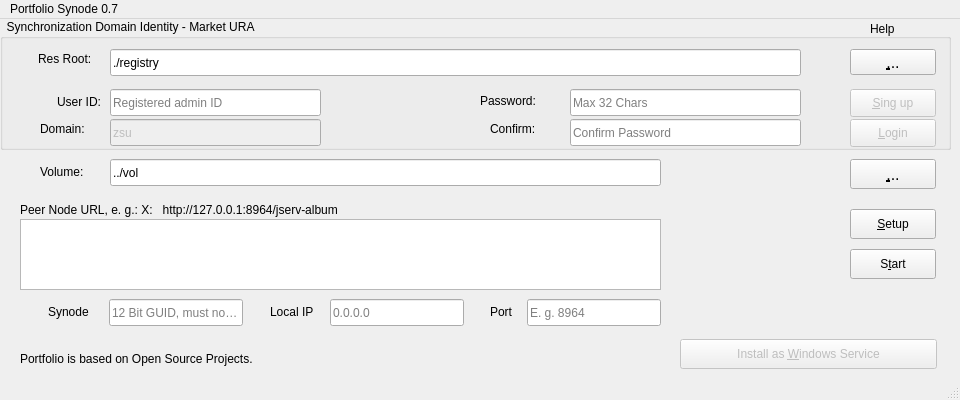
Above: synode.py/src/synodepy3/form.ui from odys-z/semantic-jserv before the change. Below: the same form after it.
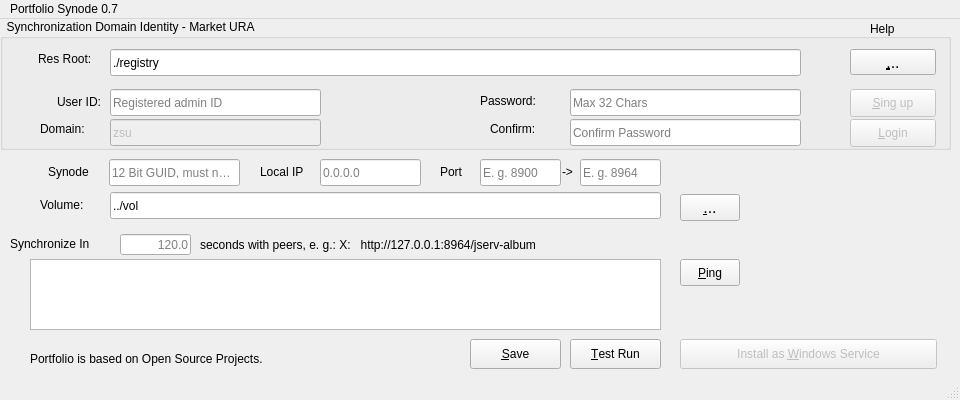
That is the form after the change. Icons and pictures are not drawn.

```diff
--- a/synode.py/src/synodepy3/form.ui
+++ b/synode.py/src/synodepy3/form.ui
@@ -29,9 +29,9 @@
    <widget class="QTextEdit" name="jservLines">
     <property name="geometry">
      <rect>
-      <x>20</x>
-      <y>200</y>
-      <width>641</width>
+      <x>30</x>
+      <y>240</y>
+      <width>631</width>
       <height>71</height>
      </rect>
     </property>
@@ -45,9 +45,9 @@
    <widget class="QLabel" name="lbJservs">
     <property name="geometry">
      <rect>
-      <x>20</x>
-      <y>180</y>
-      <width>471</width>
+      <x>200</x>
+      <y>215</y>
+      <width>461</width>
       <height>21</height>
      </rect>
     </property>
@@ -55,14 +55,14 @@
      <cursorShape>IBeamCursor</cursorShape>
     </property>
     <property name="text">
-     <string>Peer Node URL, e. g.: X:   http://127.0.0.1:8964/jserv-album</string>
+     <string>seconds with peers, e. g.: X:   http://127.0.0.1:8964/jserv-album</string>
     </property>
    </widget>
    <widget class="QLineEdit" name="txtVolpath">
     <property name="geometry">
      <rect>
       <x>110</x>
-      <y>140</y>
+      <y>173</y>
       <width>551</width>
       <height>27</height>
      </rect>
@@ -80,10 +80,10 @@
    <widget class="QPushButton" name="bVolpath">
     <property name="geometry">
      <rect>
-      <x>850</x>
-      <y>140</y>
-      <width>86</width>
-      <height>30</height>
+      <x>680</x>
+      <y>175</y>
+      <width>60</width>
+      <height>27</height>
      </rect>
     </property>
     <property name="font">
@@ -111,7 +111,7 @@
     <property name="geometry">
      <rect>
       <x>40</x>
-      <y>143</y>
+      <y>176</y>
       <width>69</width>
       <height>19</height>
      </rect>
@@ -124,7 +124,7 @@
     <property name="geometry">
      <rect>
       <x>48</x>
-      <y>283</y>
+      <y>143</y>
       <width>61</width>
       <height>20</height>
      </rect>
@@ -137,8 +137,8 @@
     <property name="geometry">
      <rect>
       <x>109</x>
-      <y>280</y>
-      <width>134</width>
+      <y>140</y>
+      <width>131</width>
       <height>27</height>
      </rect>
     </property>
@@ -158,9 +158,9 @@
    <widget class="QLineEdit" name="txtIP">
     <property name="geometry">
      <rect>
-      <x>330</x>
-      <y>280</y>
-      <width>134</width>
+      <x>320</x>
+      <y>140</y>
+      <width>101</width>
       <height>27</height>
      </rect>
     </property>
@@ -180,8 +180,8 @@
    <widget class="QLabel" name="lbIP">
     <property name="geometry">
      <rect>
-      <x>270</x>
-      <y>283</y>
+      <x>260</x>
+      <y>143</y>
       <width>69</width>
       <height>19</height>
      </rect>
@@ -193,8 +193,8 @@
    <widget class="QLabel" name="lbPort">
     <property name="geometry">
      <rect>
-      <x>490</x>
-      <y>283</y>
+      <x>440</x>
+      <y>143</y>
       <width>41</width>
       <height>20</height>
      </rect>
@@ -206,9 +206,9 @@
    <widget class="QLineEdit" name="txtPort">
     <property name="geometry">
      <rect>
-      <x>527</x>
-      <y>280</y>
-      <width>134</width>
+      <x>580</x>
+      <y>140</y>
+      <width>81</width>
       <height>27</height>
      </rect>
     </property>
@@ -512,10 +512,10 @@
    <widget class="QLabel" name="lbQr">
     <property name="geometry">
      <rect>
-      <x>663</x>
-      <y>132</y>
-      <width>186</width>
-      <height>186</height>
+      <x>764</x>
+      <y>141</y>
+      <width>170</width>
+      <height>170</height>
      </rect>
     </property>
     <property name="maximumSize">
@@ -534,14 +534,14 @@
    <widget class="QPushButton" name="bValidate">
     <property name="geometry">
      <rect>
-      <x>850</x>
-      <y>230</y>
-      <width>86</width>
+      <x>570</x>
+      <y>320</y>
+      <width>91</width>
       <height>30</height>
      </rect>
     </property>
     <property name="text">
-     <string extracomment="Test">S&amp;tart</string>
+     <string extracomment="Test">&amp;Test Run</string>
     </property>
     <property name="shortcut">
      <string>Ctrl+T</string>
@@ -572,14 +572,14 @@
     </property>
     <property name="geometry">
      <rect>
-      <x>850</x>
-      <y>190</y>
-      <width>86</width>
+      <x>470</x>
+      <y>320</y>
+      <width>91</width>
       <height>30</height>
      </rect>
     </property>
     <property name="text">
-     <string extracomment="Test">&amp;Setup</string>
+     <string extracomment="Test">&amp;Save</string>
     </property>
     <property name="shortcut">
      <string>Ctrl+T</string>
@@ -588,9 +588,9 @@
    <widget class="QLabel" name="lblink">
     <property name="geometry">
      <rect>
-      <x>20</x>
+      <x>30</x>
       <y>330</y>
-      <width>381</width>
+      <width>371</width>
       <height>20</height>
      </rect>
     </property>
@@ -601,6 +601,98 @@
      <bool>true</bool>
     </property>
    </widget>
+   <widget class="QLabel" name="lbIneach">
+    <property name="geometry">
+     <rect>
+      <x>10</x>
+      <y>215</y>
+      <width>111</width>
+      <height>19</height>
+     </rect>
+    </property>
+    <property name="text">
+     <string>Synchronize In</string>
+    </property>
+   </widget>
+   <widget class="QLineEdit" name="txtSyncIns">
+    <property name="geometry">
+     <rect>
+      <x>120</x>
+      <y>215</y>
+      <width>71</width>
+      <height>21</height>
+     </rect>
+    </property>
+    <property name="whatsThis">
+     <string extracomment="Global / Domain wide node ID."/>
+    </property>
+    <property name="text">
+     <string/>
+    </property>
+    <property name="maxLength">
+     <number>6</number>
+    </property>
+    <property name="alignment">
+     <set>Qt::AlignRight|Qt::AlignTrailing|Qt::AlignVCenter</set>
+    </property>
+    <property name="placeholderText">
+     <string>120.0</string>
+    </property>
+   </widget>
+   <widget class="QPushButton" name="bPing">
+    <property name="enabled">
+     <bool>true</bool>
+    </property>
+    <property name="geometry">
+     <rect>
+      <x>680</x>
+      <y>240</y>
+      <width>60</width>
+      <height>27</height>
+     </rect>
+    </property>
+    <property name="text">
+     <string extracomment="Test">&amp;Ping</string>
+    </property>
+    <property name="shortcut">
+     <string>Ctrl+T</string>
+    </property>
+   </widget>
+   <widget class="QLineEdit" name="txtWebport">
+    <property name="geometry">
+     <rect>
+      <x>480</x>
+      <y>140</y>
+      <width>81</width>
+      <height>27</height>
+     </rect>
+    </property>
+    <property name="whatsThis">
+     <string extracomment="Global / Domain wide node ID."/>
+    </property>
+    <property name="text">
+     <string/>
+    </property>
+    <property name="maxLength">
+     <number>6</number>
+    </property>
+    <property name="placeholderText">
+     <string>E. g. 8900</string>
+    </property>
+   </widget>
+   <widget class="QLabel" name="lbPort_2">
+    <property name="geometry">
+     <rect>
+      <x>562</x>
+      <y>143</y>
+      <width>23</width>
+      <height>20</height>
+     </rect>
+    </property>
+    <property name="text">
+     <string>-&gt;</string>
+    </property>
+   </widget>
   </widget>
   <widget class="QMenuBar" name="menubar">
    <property name="geometry">
```
